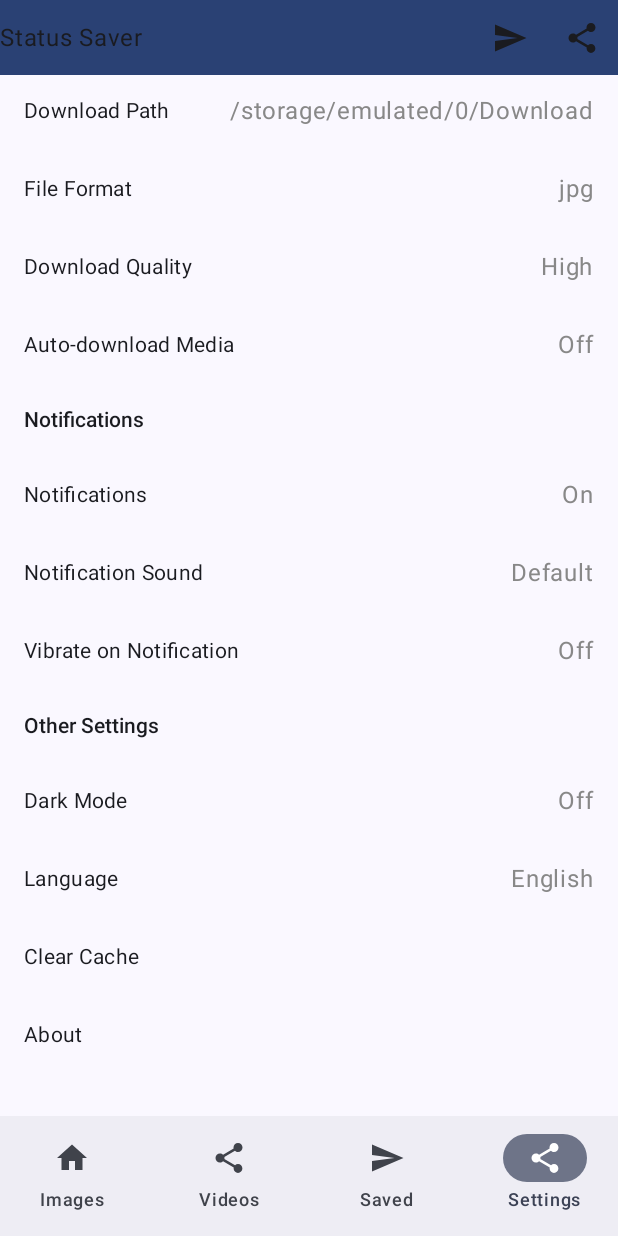
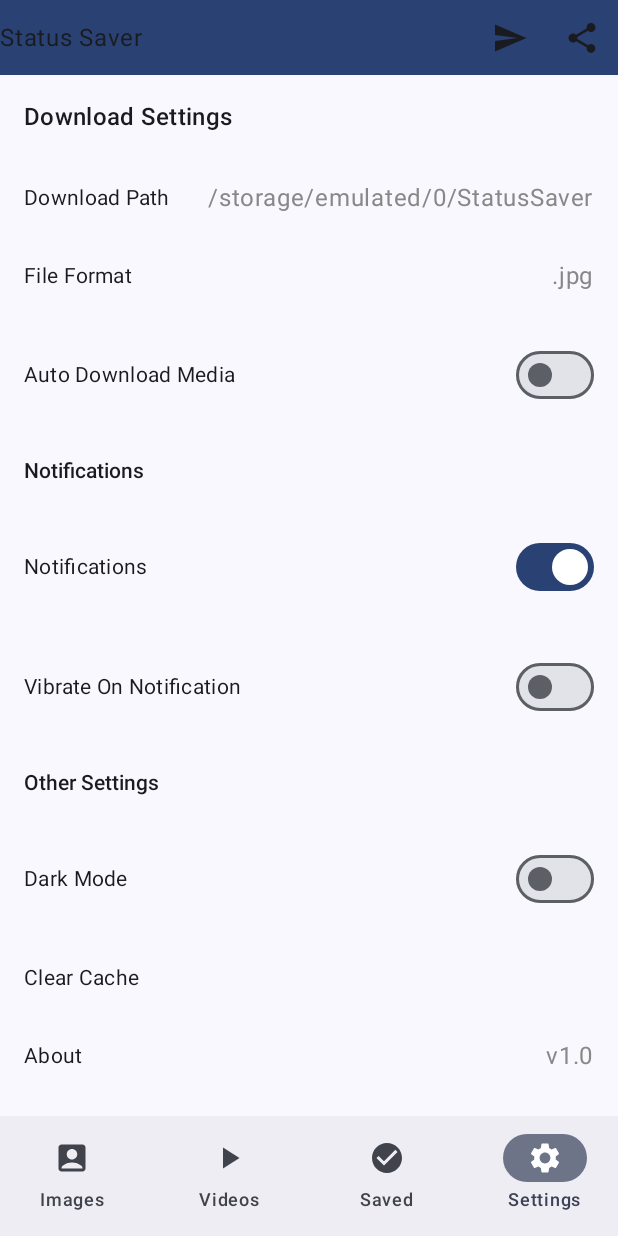
Before and after one commit to Kratosgado/StatusSaver, an Android app built with Jetpack Compose: the screen it shows after launch (MainActivity), item 4 of the bottom bar chosen, on a phone screen of 412 x 824 dp. Run offline under Robolectric (Android 15) with nearby library versions, the light colour scheme and no system bars.

Commit message:
fix: image view

```diff
--- a/app/src/main/java/com/example/testapp/ui/theme/Color.kt
+++ b/app/src/main/java/com/example/testapp/ui/theme/Color.kt
@@ -12,7 +12,7 @@ val Pink40 = Color(0xFF7D5260)
 
 val DarkGray = Color(0xff2e2e2e)
 val LightGray = Color(0xffececec)
-val Green = Color(0xff2593b5)
+val Green = Color(0xFF4CAF50)
 val LightGreen = Color(0xff92cc78)
 
 val Blue = Color(0xff007acc)
--- a/app/src/main/java/com/example/testapp/ui/theme/Theme.kt
+++ b/app/src/main/java/com/example/testapp/ui/theme/Theme.kt
@@ -15,7 +15,7 @@ private val DarkColorScheme = darkColorScheme(
   primary = Green,
   secondary = LightGreen,
   tertiary = Blue,
-  background = Background,
+  background = DarkGray,
 )
 
 private val LightColorScheme = lightColorScheme(
--- a/app/src/main/java/com/example/testapp/ui/views/MainScreen.kt
+++ b/app/src/main/java/com/example/testapp/ui/views/MainScreen.kt
@@ -18,7 +18,7 @@ import com.example.testapp.ui.views.components.BottomNavigationBar
 
 @Composable
 fun MainScreen(directory: String, savedDir: String = "", modifier: Modifier = Modifier) {
-  var selectedItem by remember { mutableIntStateOf(3) }
+  var selectedItem by remember { mutableIntStateOf(0) }
 
   AppTheme {
     Scaffold(
@@ -31,7 +31,7 @@ fun MainScreen(directory: String, savedDir: String = "", modifier: Modifier = Mo
       when (selectedItem) {
         1 -> VideosScreen(directory = directory, modifier = Modifier.padding(it))
         2 -> SavedScreen(directory = savedDir, modifier = Modifier.padding(it))
-        3 -> SettingsScreen( modifier = Modifier.padding(it))
+        3 -> SettingsScreen(modifier = Modifier.padding(it))
         else -> ImagesScreen(
           modifier = Modifier.padding(it),
           directory = directory
--- a/app/src/main/java/com/example/testapp/ui/views/SettingsScreen.kt
+++ b/app/src/main/java/com/example/testapp/ui/views/SettingsScreen.kt
@@ -1,12 +1,13 @@
 package com.example.testapp.ui.views
 
+import androidx.annotation.StringRes
 import androidx.compose.foundation.clickable
 import androidx.compose.foundation.layout.Row
-import androidx.compose.foundation.layout.fillMaxSize
 import androidx.compose.foundation.layout.fillMaxWidth
 import androidx.compose.foundation.layout.padding
 import androidx.compose.foundation.lazy.LazyColumn
 import androidx.compose.material3.MaterialTheme
+import androidx.compose.material3.Switch
 import androidx.compose.material3.Text
 import androidx.compose.runtime.Composable
 import androidx.compose.runtime.getValue
@@ -16,139 +17,107 @@ import androidx.compose.runtime.setValue
 import androidx.compose.ui.Alignment
 import androidx.compose.ui.Modifier
 import androidx.compose.ui.graphics.Color
+import androidx.compose.ui.platform.LocalContext
+import androidx.compose.ui.res.stringResource
 import androidx.compose.ui.tooling.preview.Preview
 import androidx.compose.ui.unit.dp
+import com.example.testapp.R
 import com.example.testapp.ui.theme.AppTheme
+import com.example.testapp.utils.AppPreferences
 
 
 @Composable
 fun SettingsScreen(modifier: Modifier = Modifier) {
-  var downloadPath by remember { mutableStateOf("/storage/emulated/0/Download") }
-  var fileFormat by remember { mutableStateOf("jpg") }
-  var downloadQuality by remember {
-    mutableStateOf(
-      "High"
+  var downloadPath by remember { mutableStateOf("/storage/emulated/0/StatusSaver") }
+  var fileFormat by remember { mutableStateOf(".jpg") }
+  var autoDownload by remember { mutableStateOf(false) }
+  var notificationsEnabled by remember { mutableStateOf(true) }
+  var vibrateOnNotification by remember { mutableStateOf(false) }
+  var darkMode by remember { mutableStateOf(false) }
+
+  val prefs = AppPreferences.getInstance(LocalContext.current)
+  downloadPath = prefs.getValue("downloadPath", downloadPath)
+  fileFormat = prefs.getValue("fileFormat", fileFormat)
+  autoDownload = prefs.getValue("autoDownload", autoDownload)
+  notificationsEnabled = prefs.getValue("notificationSound", notificationsEnabled)
+  vibrateOnNotification = prefs.getValue("vibrateOnNotification", vibrateOnNotification)
+  darkMode = prefs.getValue("darkMode", darkMode)
+
+  LazyColumn(modifier) {
+    item {
+      Text(
+        text = stringResource(id = R.string.download_settings),
+        style = MaterialTheme.typography.titleMedium,
+        modifier = Modifier.padding(16.dp)
       )
     }
-  var autoDownload by remember {
-    mutableStateOf(
-      false
+    item {
+      SettingItem(
+        title = R.string.download_path,
+        value = downloadPath,
+        onClick = { /* Handle download path selection */ }
       )
     }
-  var notificationsEnabled by remember {
-    mutableStateOf(
-      true
+    item {
+      SettingItem(
+        title = R.string.file_format,
+        value = fileFormat,
+        onClick = { /* Handle file format selection */ }
       )
     }
-  var notificationSound by remember {
-    mutableStateOf(
-      "Default"
+    item {
+      SettingItem(
+        title = R.string.auto_download,
+        value = autoDownload,
+        onClick = { autoDownload = !autoDownload }
       )
     }
-  var vibrateOnNotification by remember {
-    mutableStateOf(
-      false
-    )
-  }
-  var darkMode by remember { mutableStateOf(false) }
-  var language by remember { mutableStateOf("English") }
-
-  LazyColumn(modifier = Modifier.fillMaxSize()) {
     item {
       Text(
-        text = "Download Settings",
+        text = stringResource(id = R.string.notification),
         style = MaterialTheme.typography.titleSmall,
         modifier = Modifier.padding(16.dp)
       )
     }
     item {
       SettingItem(
-        title = "Download Path",
-        value = downloadPath,
-        onClick = { /* Handle download path selection */ }
+        title = R.string.notification,
+        value = notificationsEnabled,
+        onClick = { notificationsEnabled = !notificationsEnabled }
       )
     }
     item {
       SettingItem(
-        title = "File Format",
-        value = fileFormat,
-        onClick = { /* Handle file format selection */ }
-      )
-    }
-    item {
-      SettingItem(
-        title = "Download Quality",
-        value = downloadQuality,
-        onClick = { /* Handle download quality selection */ }
-      )
-    }
-    item {
-      SettingItem(
-        title = "Auto-download Media",
-        value = if (autoDownload) "On" else "Off",
-        onClick = { autoDownload = !autoDownload }
+        title = R.string.notification_vibrate,
+        value = vibrateOnNotification,
+        onClick = { vibrateOnNotification = !vibrateOnNotification }
       )
     }
     item {
       Text(
-        text = "Notifications",
+        text = stringResource(R.string.other_settings),
         style = MaterialTheme.typography.titleSmall,
         modifier = Modifier.padding(16.dp)
       )
     }
     item {
       SettingItem(
-        title = "Notifications",
-        value = if (notificationsEnabled) "On" else "Off",
-        onClick = { notificationsEnabled = !notificationsEnabled }
-      )
-    }
-    item {
-      SettingItem(
-        title = "Notification Sound",
-        value = notificationSound,
-        onClick = { /* Handle notification sound selection */ }
-      )
-    }
-    item {
-      SettingItem(
-        title = "Vibrate on Notification",
-        value = if (vibrateOnNotification) "On" else "Off",
-        onClick = { vibrateOnNotification = !vibrateOnNotification }
-      )
-    }
-    item {
-      Text(
-        text = "Other Settings",
-        style = MaterialTheme.typography.titleSmall,
-        modifier = Modifier.padding(16.dp)
-      )
-    }
-    item {
-      SettingItem(
-        title = "Dark Mode",
-        value = if (darkMode) "On" else "Off",
+        title = R.string.dark_mode,
+        value = darkMode,
         onClick = { darkMode = !darkMode }
       )
     }
     item {
       SettingItem(
-        title = "Language",
-        value = language,
-        onClick = { /* Handle language selection */ }
-      )
-    }
-    item {
-      SettingItem(
-        title = "Clear Cache",
+        title = R.string.clear_cache,
         value = "",
         onClick = { /* Handle cache clearing */ }
       )
     }
     item {
       SettingItem(
-        title = "About",
-        value = "",
+        title = R.string.about,
+        value = "v1.0",
         onClick = { /* Handle about screen navigation */ }
       )
     }
@@ -156,24 +125,24 @@ fun SettingsScreen(modifier: Modifier = Modifier) {
 }
 
 @Composable
-fun SettingItem(title: String, value: String, onClick: () -> Unit) {
+fun <T> SettingItem(@StringRes title: Int, value: T, onClick: () -> Unit) {
   Row(
     modifier = Modifier
       .fillMaxWidth()
-      .clickable { onClick() }
       .padding(16.dp),
     verticalAlignment = Alignment.CenterVertically
   ) {
     Text(
-      text = title,
+      text = stringResource(id = title),
       style = MaterialTheme.typography.bodyMedium,
       modifier = Modifier.weight(1f)
     )
-    Text(
+    if (value is String) Text(
+      modifier = Modifier.clickable { onClick() },
       text = value,
       style = MaterialTheme.typography.bodyLarge,
       color = Color.Gray
-    )
+    ) else Switch(checked = value as Boolean, onCheckedChange = { onClick()})
   }
 }
 
--- a/app/src/main/java/com/example/testapp/ui/views/components/AppBar.kt
+++ b/app/src/main/java/com/example/testapp/ui/views/components/AppBar.kt
@@ -39,13 +39,12 @@ fun AppBar() {
         Icon(imageVector = Icons.Default.Share, contentDescription = "Share")
       }
     }
-
   }
 }
 
 @Preview(showBackground = true)
 @Composable
-fun PreviewAppBar(){
+fun PreviewAppBar() {
   AppTheme {
     AppBar()
   }
--- a/app/src/main/java/com/example/testapp/ui/views/components/BottomNavigation.kt
+++ b/app/src/main/java/com/example/testapp/ui/views/components/BottomNavigation.kt
@@ -1,15 +1,13 @@
 package com.example.testapp.ui.views.components
 
-import androidx.compose.foundation.background
 import androidx.compose.material.icons.Icons
-import androidx.compose.material.icons.filled.Home
-import androidx.compose.material.icons.filled.Send
-import androidx.compose.material.icons.filled.Share
+import androidx.compose.material.icons.filled.AccountBox
+import androidx.compose.material.icons.filled.CheckCircle
+import androidx.compose.material.icons.filled.PlayArrow
+import androidx.compose.material.icons.filled.Settings
 import androidx.compose.material3.Icon
-import androidx.compose.material3.MaterialTheme
 import androidx.compose.material3.NavigationBar
 import androidx.compose.material3.NavigationBarItem
-import androidx.compose.material3.NavigationBarItemColors
 import androidx.compose.material3.Text
 import androidx.compose.runtime.Composable
 import androidx.compose.ui.Modifier
@@ -18,30 +16,35 @@ import com.example.testapp.ui.theme.AppTheme
 
 
 @Composable
-fun BottomNavigationBar(selectedItem: Int, onItemSelect: (Int) -> Unit, modifier: Modifier = Modifier) {
-  NavigationBar (modifier,
+fun BottomNavigationBar(
+  selectedItem: Int,
+  onItemSelect: (Int) -> Unit,
+  modifier: Modifier = Modifier
+) {
+  NavigationBar(
+    modifier,
 //    containerColor = MaterialTheme.colorScheme.primaryContainer
-    ){
+  ) {
     NavigationBarItem(
-      icon = { Icon(imageVector = Icons.Default.Home, contentDescription = "Images") },
+      icon = { Icon(imageVector = Icons.Default.AccountBox, contentDescription = "Images") },
       label = { Text(text = "Images") },
       selected = selectedItem == 0,
       onClick = { onItemSelect(0) }
     )
     NavigationBarItem(
-      icon = { Icon(imageVector = Icons.Default.Share, contentDescription = "Videos") },
+      icon = { Icon(imageVector = Icons.Default.PlayArrow, contentDescription = "Videos") },
       label = { Text(text = "Videos") },
       selected = selectedItem == 1,
       onClick = { onItemSelect(1) }
     )
     NavigationBarItem(
-      icon = { Icon(imageVector = Icons.Default.Send, contentDescription = "Saved") },
+      icon = { Icon(imageVector = Icons.Default.CheckCircle, contentDescription = "Saved") },
       label = { Text(text = "Saved") },
       selected = selectedItem == 2,
       onClick = { onItemSelect(2) }
     )
     NavigationBarItem(
-      icon = { Icon(imageVector = Icons.Default.Share, contentDescription = "Settings") },
+      icon = { Icon(imageVector = Icons.Default.Settings, contentDescription = "Settings") },
       label = { Text(text = "Settings") },
       selected = selectedItem == 3,
       onClick = { onItemSelect(3) }
@@ -51,7 +54,7 @@ fun BottomNavigationBar(selectedItem: Int, onItemSelect: (Int) -> Unit, modifier
 
 @Preview(showBackground = true)
 @Composable
-fun PreviewNavigationBar(){
+fun PreviewNavigationBar() {
   AppTheme {
     BottomNavigationBar(selectedItem = 1, onItemSelect = {})
   }
--- a/app/src/main/java/com/example/testapp/utils/Preferences.kt
+++ b/app/src/main/java/com/example/testapp/utils/Preferences.kt
@@ -13,6 +13,7 @@ class AppPreferences(context: Context) {
       else -> throw IllegalArgumentException("Unsupported type")
     }
   }
+
 
   fun <T> putValue(key: String, value: T) {
     val editor = sharedPreferences.edit()
--- a/app/src/main/res/values/strings.xml
+++ b/app/src/main/res/values/strings.xml
@@ -1,3 +1,13 @@
 <resources>
     <string name="app_name">Status Saver</string>
+    <string name="download_settings">Download Settings</string>
+    <string name="download_path">Download Path</string>
+    <string name="file_format">File Format</string>
+    <string name="auto_download">Auto Download Media</string>
+    <string name="notification">Notifications</string>
+    <string name="notification_vibrate">Vibrate On Notification</string>
+    <string name="other_settings">Other Settings</string>
+    <string name="dark_mode">Dark Mode</string>
+    <string name="clear_cache">Clear Cache</string>
+    <string name="about">About </string>
 </resources>
```
Also changed, not shown: app/src/main/java/com/example/testapp/ui/views/ImagesScreen.kt (+67 -25 lines), app/src/main/java/com/example/testapp/ui/views/VideosScreen.kt (+17 -5 lines). Lines whose indentation alone changed are shown as unchanged.
